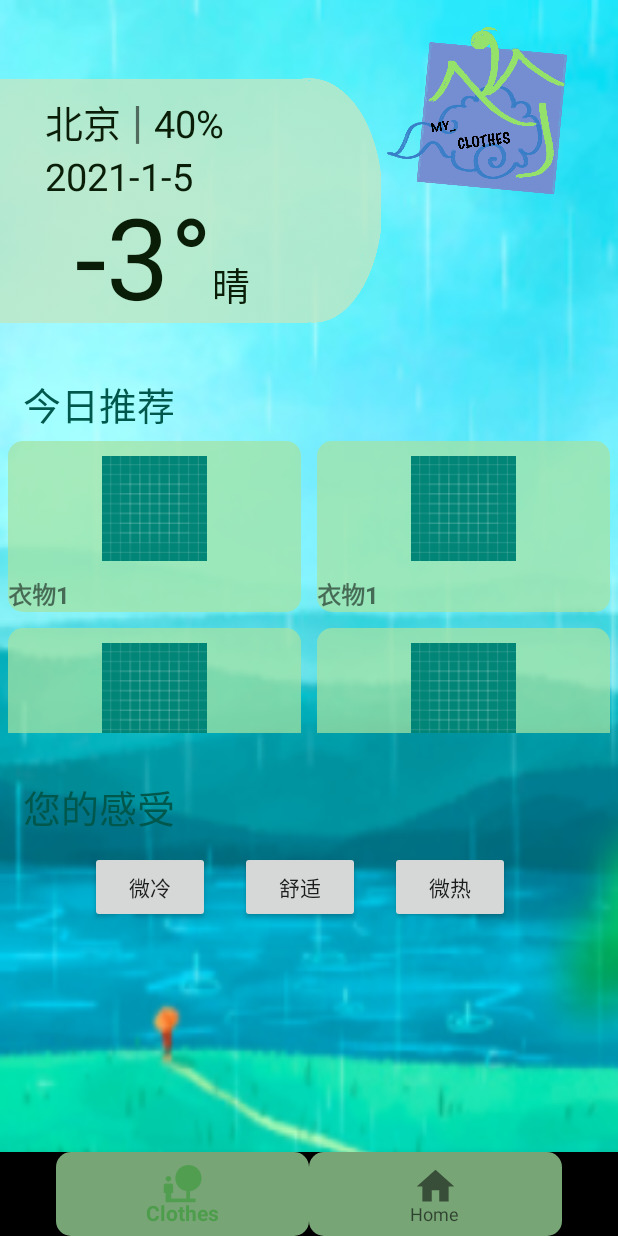
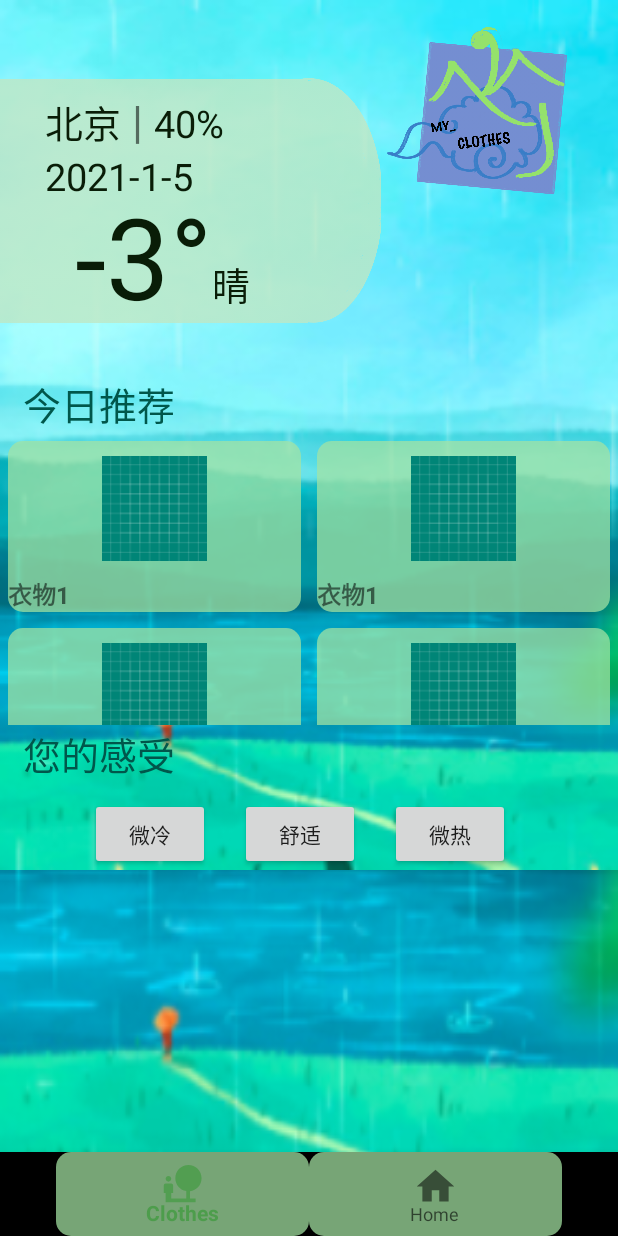
Before and after one commit to peppaaha/clothes, an Android app: the screen it shows after launch (MainActivity), on a phone screen of 412 x 824 dp. Run offline under Robolectric (Android 15) with nearby library versions, the phone set to English and light mode, and no system bars; our stand-ins replace navigation-ui.

Commit message:
recyclerview and more activities added2

```diff
--- a/app/src/main/res/layout/activity_main.xml
+++ b/app/src/main/res/layout/activity_main.xml
@@ -27,7 +27,7 @@
         android:id="@+id/fragment"
         android:name="androidx.navigation.fragment.NavHostFragment"
         android:layout_width="match_parent"
-        android:layout_height="match_parent"
+        android:layout_height="580dp"
         app:defaultNavHost="true"
         app:layout_constraintBottom_toTopOf="@id/bottomNavigationView"
         app:layout_constraintHorizontal_bias="0.0"
--- a/app/src/main/res/layout/st_fragment.xml
+++ b/app/src/main/res/layout/st_fragment.xml
@@ -267,42 +267,25 @@
 -->
         <androidx.recyclerview.widget.RecyclerView
             android:id="@+id/stFragmentRecyclerView"
+            android:layout_weight="1"
             android:layout_width="match_parent"
-            android:layout_height="200dp"
+            android:layout_height="0dp"
             />
 
+
+
         <TextView
-
             android:layout_width="wrap_content"
-
             android:layout_height="wrap_content"
-
             android:layout_marginLeft="15dp"
-
-            android:layout_marginTop="30dp"
-
             android:text="您的感受"
-
             android:textColor="@color/colorPrimaryDark"
-
             android:textSize="25sp" />
-            <!--
-
-            app:layout_constraintBottom_toBottomOf="parent"
-
-            app:layout_constraintHorizontal_bias="0.127"
-
-            app:layout_constraintLeft_toLeftOf="parent"
-
-            app:layout_constraintRight_toRightOf="parent"
-
-            app:layout_constraintTop_toTopOf="parent"
-
-            app:layout_constraintVertical_bias="0.058" -->
 
         <LinearLayout
+            android:id="@+id/bottomLinearLayout"
             android:layout_width="match_parent"
-            android:layout_height="match_parent"
+            android:layout_height="wrap_content"
             android:orientation="horizontal">
 
             <Button
@@ -351,6 +334,10 @@
 
         </LinearLayout>
 
+
+
+
+
     </LinearLayout>
 
 
```
Also changed, not shown: app/src/main/res/layout/activity_nd_son_about.xml (+10 -0 lines).
